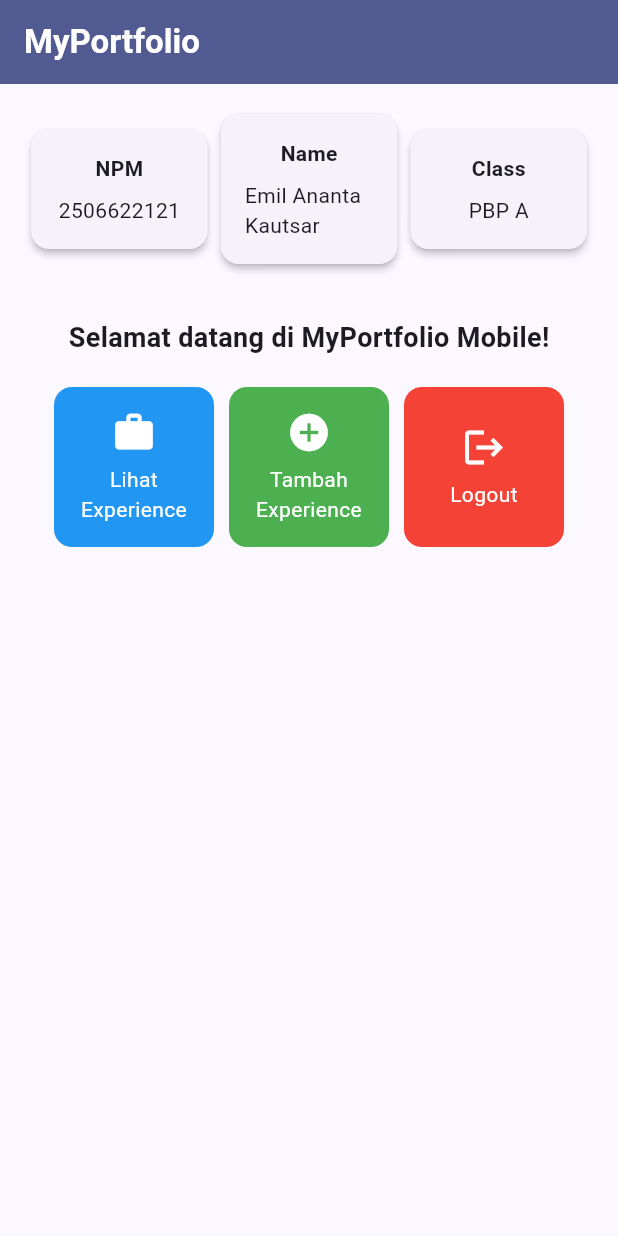
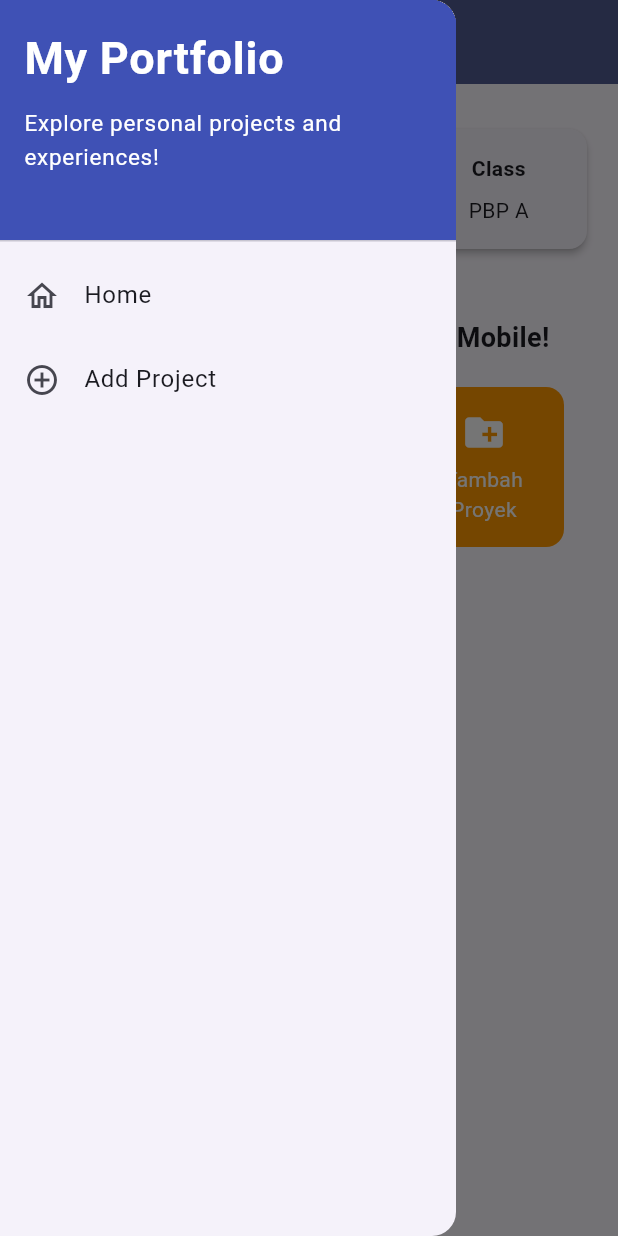
Before and after one commit to KulyJawa/myportofolio_mobile, a Flutter app: the screen it shows after launch, with the side drawer open (before the commit the screen has no drawer), on a phone screen of 412 x 824 dp. Run offline on Flutter 3.47's test engine with Material 3 defaults, Android fonts, the phone set to English and light mode, and no system bars; our stand-ins replace material_ui.

Commit message:
feat: Menyelesaikan tutorial 9

```diff
--- a/lib/main.dart
+++ b/lib/main.dart
@@ -1,5 +1,5 @@
-import 'package:flutter/material.dart';
-import 'package:myportofolio_mobile/menu.dart';
+import 'package:material_ui/material_ui.dart';
+import 'package:myportofolio_mobile/screens/menu.dart';
 
 void main() {
   runApp(const MyApp());
--- a/lib/menu.dart
+++ b/lib/screens/menu.dart
@@ -1,4 +1,6 @@
-import 'package:flutter/material.dart';
+import 'package:material_ui/material_ui.dart';
+import 'package:myportofolio_mobile/widgets/left_drawer.dart';
+import 'package:myportofolio_mobile/widgets/project_card.dart';
 
 class MyHomePage extends StatelessWidget {
   MyHomePage({super.key});
@@ -8,28 +10,26 @@ class MyHomePage extends StatelessWidget {
   final String kelas = "PBP A";
 
   final List<ItemHomepage> items = [
-    ItemHomepage("Lihat Experience", Icons.work, Colors.blue,),
-    ItemHomepage("Tambah Experience", Icons.add_circle, Colors.green,),
-    ItemHomepage("Logout", Icons.logout, Colors.red,),
+    ItemHomepage("Lihat Experience", Icons.work, Colors.blue),
+    ItemHomepage("Tambah Experience", Icons.add_circle, Colors.green),
+    ItemHomepage("Tambah Proyek", Icons.create_new_folder, Colors.orange),
+    ItemHomepage("Logout", Icons.logout, Colors.red),
   ];
 
   @override
   Widget build(BuildContext context) {
     return Scaffold(
+      drawer: const LeftDrawer(),
       appBar: AppBar(
         title: const Text(
           'MyPortfolio',
-          style: TextStyle(
-            color: Colors.white,
-            fontWeight: FontWeight.bold,
-          ),
+          style: TextStyle(color: Colors.white, fontWeight: FontWeight.bold),
         ),
         backgroundColor: Theme.of(context).colorScheme.primary,
       ),
       body: Padding(
         padding: const EdgeInsets.all(16.0),
-        child: Column(
-          crossAxisAlignment: CrossAxisAlignment.center,
+        child: ListView(
           children: [
             Row(
               mainAxisAlignment: MainAxisAlignment.spaceEvenly,
@@ -54,7 +54,8 @@ class MyHomePage extends StatelessWidget {
                     ),
                   ),
                   GridView.count(
-                    primary: true,
+                    primary: false,
+                    physics: const NeverScrollableScrollPhysics(),
                     padding: const EdgeInsets.all(20),
                     crossAxisSpacing: 10,
                     mainAxisSpacing: 10,
@@ -78,11 +79,7 @@ class InfoCard extends StatelessWidget {
   final String title;
   final String content;
 
-  const InfoCard({
-    super.key,
-    required this.title,
-    required this.content,
-  });
+  const InfoCard({super.key, required this.title, required this.content});
 
   @override
   Widget build(BuildContext context) {
@@ -93,10 +90,7 @@ class InfoCard extends StatelessWidget {
         padding: const EdgeInsets.all(16.0),
         child: Column(
           children: [
-            Text(
-              title,
-              style: const TextStyle(fontWeight: FontWeight.bold),
-            ),
+            Text(title, style: const TextStyle(fontWeight: FontWeight.bold)),
             const SizedBox(height: 8.0),
             Text(content),
           ],
@@ -113,52 +107,3 @@ class ItemHomepage {
 
   ItemHomepage(this.name, this.icon, this.color);
 }
-
-class ItemCard extends StatelessWidget {
-  final ItemHomepage item;
-
-  const ItemCard(this.item, {super.key});
-
-  @override
-  Widget build(BuildContext context) {
-    return Material(
-      color: item.color,
-      borderRadius: BorderRadius.circular(12),
-      child: InkWell(
-        borderRadius: BorderRadius.circular(12),
-        onTap: () {
-          ScaffoldMessenger.of(context)
-            ..hideCurrentSnackBar()
-            ..showSnackBar(
-              SnackBar(
-                content: Text(
-                  "Kamu telah menekan tombol ${item.name}!",
-                ),
-              ),
-            );
-        },
-        child: Container(
-          padding: const EdgeInsets.all(8),
-          child: Center(
-            child: Column(
-              mainAxisAlignment: MainAxisAlignment.center,
-              children: [
-                Icon(
-                  item.icon,
-                  color: Colors.white,
-                  size: 30.0,
-                ),
-                const Padding(padding: EdgeInsets.all(3)),
-                Text(
-                  item.name,
-                  textAlign: TextAlign.center,
-                  style: const TextStyle(color: Colors.white),
-                ),
-              ],
-            ),
-          ),
-        ),
-      ),
-    );
-  }
-}
--- /dev/null
+++ b/lib/widgets/left_drawer.dart
@@ -0,0 +1,63 @@
+import 'package:material_ui/material_ui.dart';
+import 'package:myportofolio_mobile/screens/menu.dart';
+import 'package:myportofolio_mobile/screens/project_form.dart';
+
+class LeftDrawer extends StatelessWidget {
+  const LeftDrawer({super.key});
+
+  @override
+  Widget build(BuildContext context) {
+    return Drawer(
+      child: ListView(
+        padding: EdgeInsets.zero,
+        children: [
+          const DrawerHeader(
+            decoration: BoxDecoration(color: Colors.indigo),
+            child: Column(
+              crossAxisAlignment: CrossAxisAlignment.start,
+              children: [
+                Text(
+                  'My Portfolio',
+                  style: TextStyle(
+                    fontSize: 30,
+                    fontWeight: FontWeight.bold,
+                    color: Colors.white,
+                  ),
+                ),
+                SizedBox(height: 10),
+                Text(
+                  'Explore personal projects and experiences!',
+                  style: TextStyle(fontSize: 15, color: Colors.white),
+                ),
+              ],
+            ),
+          ),
+          ListTile(
+            leading: const Icon(Icons.home_outlined),
+            title: const Text('Home'),
+            onTap: () {
+              Navigator.pop(context);
+              Navigator.pushReplacement(
+                context,
+                MaterialPageRoute(builder: (context) => MyHomePage()),
+              );
+            },
+          ),
+          ListTile(
+            leading: const Icon(Icons.add_circle_outline),
+            title: const Text('Add Project'),
+            onTap: () {
+              Navigator.pop(context);
+              Navigator.pushReplacement(
+                context,
+                MaterialPageRoute(
+                  builder: (context) => const ProjectFormPage(),
+                ),
+              );
+            },
+          ),
+        ],
+      ),
+    );
+  }
+}
--- /dev/null
+++ b/lib/widgets/project_card.dart
@@ -0,0 +1,53 @@
+import 'package:material_ui/material_ui.dart';
+import 'package:myportofolio_mobile/screens/menu.dart';
+import 'package:myportofolio_mobile/screens/project_form.dart';
+
+class ItemCard extends StatelessWidget {
+  final ItemHomepage item;
+
+  const ItemCard(this.item, {super.key});
+
+  @override
+  Widget build(BuildContext context) {
+    return Material(
+      color: item.color,
+      borderRadius: BorderRadius.circular(12),
+      child: InkWell(
+        borderRadius: BorderRadius.circular(12),
+        onTap: () {
+          ScaffoldMessenger.of(context)
+            ..hideCurrentSnackBar()
+            ..showSnackBar(
+              SnackBar(
+                content: Text('Kamu telah menekan tombol ${item.name}!'),
+              ),
+            );
+
+          if (item.name == 'Tambah Proyek') {
+            Navigator.push(
+              context,
+              MaterialPageRoute(builder: (context) => const ProjectFormPage()),
+            );
+          }
+        },
+        child: Container(
+          padding: const EdgeInsets.all(8),
+          child: Center(
+            child: Column(
+              mainAxisAlignment: MainAxisAlignment.center,
+              children: [
+                Icon(item.icon, color: Colors.white, size: 30),
+                const SizedBox(height: 6),
+                Text(
+                  item.name,
+                  textAlign: TextAlign.center,
+                  style: const TextStyle(color: Colors.white),
+                ),
+              ],
+            ),
+          ),
+        ),
+      ),
+    );
+  }
+}
--- a/pubspec.yaml
+++ b/pubspec.yaml
@@ -34,6 +34,7 @@ dependencies:
   # The following adds the Cupertino Icons font to your application.
   # Use with the CupertinoIcons class for iOS style icons.
   cupertino_icons: ^1.0.8
+  material_ui: ^1.11.1
 
 dev_dependencies:
   flutter_test:
```
Also changed, not shown: lib/screens/project_form.dart (added, +223 -0 lines), pubspec.lock.
